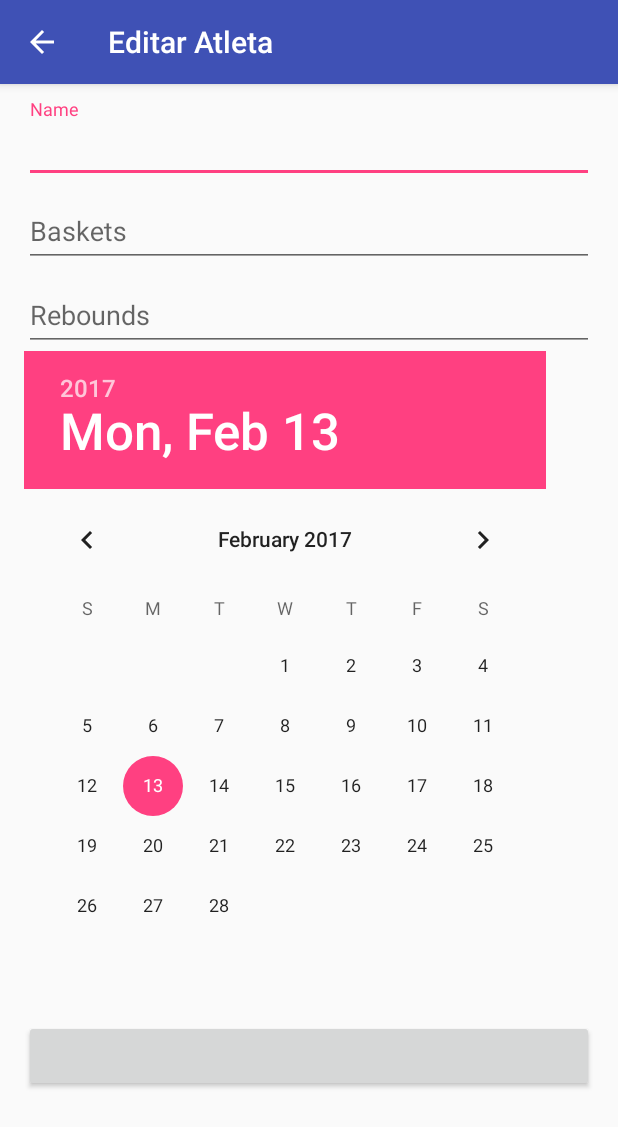
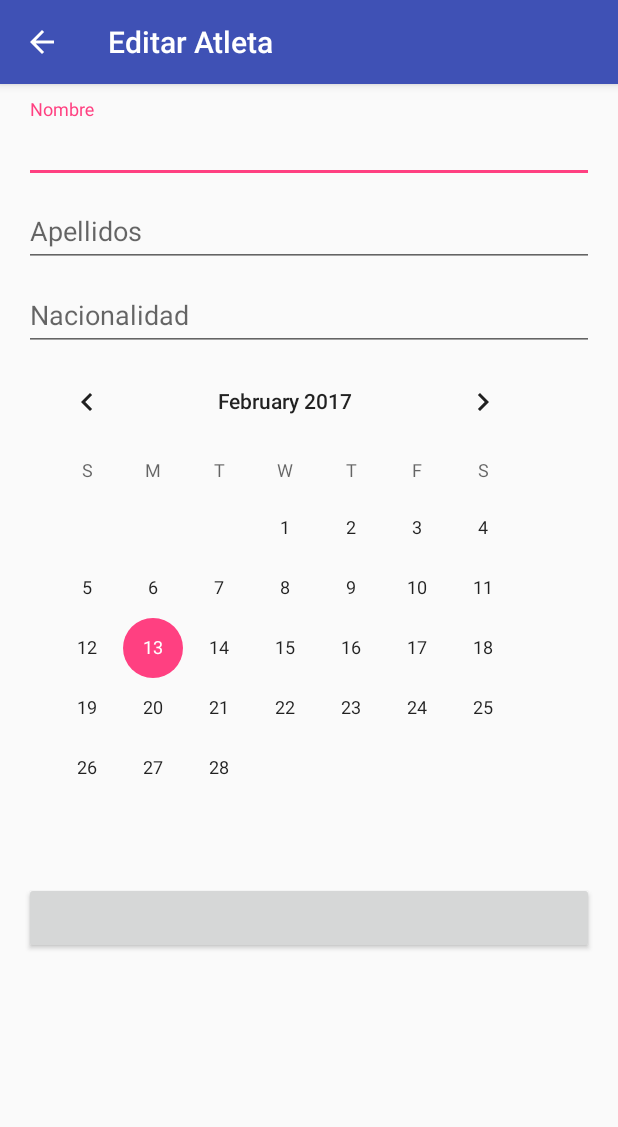
Before and after one commit to IvanMoyaFernandez/AtletaMedalla-Android, an Android app: the AddEditAtletaActivity screen opened directly, with no data from a screen before it, on a phone screen of 412 x 824 dp. Shown: the top 1127 px of the screen. Run offline under Robolectric (Android 15) with nearby library versions, the phone set to English and light mode, and no system bars; 3 statements that could not run were skipped.

```diff
--- a/app/src/main/java/com/taniafontcuberta/basketball/controller/activities/add_edit/AddEditAtletaActivity.java
+++ b/app/src/main/java/com/taniafontcuberta/basketball/controller/activities/add_edit/AddEditAtletaActivity.java
@@ -180,7 +180,7 @@ public class AddEditAtletaActivity extends AppCompatActivity implements AtletaCa
             // Show a progress spinner, and kick off a background task to
             // perform the user Add attempt.
             showProgress(true);
-            DateFormat format = new SimpleDateFormat("MM dd, yyyy", Locale.ENGLISH);
+            DateFormat format = new SimpleDateFormat("yyyy-MM-dd", Locale.ENGLISH);
             atleta.setNombre(nombre);
             atleta.setApellidos(apellidos);
             atleta.setNacionalidad(nacionalidad);
--- a/app/src/main/res/layout/activity_add_edit.xml
+++ b/app/src/main/res/layout/activity_add_edit.xml
@@ -61,7 +61,7 @@
                     android:id="@+id/nombreAtleta"
                     android:layout_width="match_parent"
                     android:layout_height="wrap_content"
-                    android:hint="Name"
+                    android:hint="Nombre"
                     android:inputType="text"
                     android:maxLines="1"
                     android:singleLine="true" />
@@ -76,11 +76,11 @@
                     android:id="@+id/apellidosAtleta"
                     android:layout_width="match_parent"
                     android:layout_height="wrap_content"
-                    android:hint="Baskets"
+                    android:hint="Apellidos"
                     android:imeActionId="@+id/add_edit"
                     android:imeActionLabel="next"
                     android:imeOptions="actionUnspecified"
-                    android:inputType="number"
+                    android:inputType="text"
                     android:maxLines="1"
                     android:singleLine="true" />
 
@@ -94,22 +94,28 @@
                     android:id="@+id/nacionalidadAtleta"
                     android:layout_width="match_parent"
                     android:layout_height="wrap_content"
-                    android:hint="Rebounds"
+                    android:hint="Nacionalidad"
                     android:imeActionId="@+id/add_edit"
                     android:imeActionLabel="Next"
                     android:imeOptions="actionUnspecified"
-                    android:inputType="number"
+                    android:inputType="text"
                     android:maxLines="1"
                     android:singleLine="true" />
 
             </android.support.design.widget.TextInputLayout>
 
-            <DatePicker
+            <CalendarView
+                android:id="@+id/fechaNacimientoAtleta"
+                android:layout_width="wrap_content"
+                android:layout_height="wrap_content"
+                android:imeActionId="@+id/add_edit_button"/>
+
+          <!--  <DatePicker
                 android:id="@+id/fechaNacimientoAtleta"
                 android:datePickerMode="calendar"
                 android:imeActionId="@+id/add_edit_button"
                 android:layout_height="wrap_content"
-                android:layout_width="wrap_content"/>
+                android:layout_width="wrap_content"/> -->
 
             <Button
                 android:id="@+id/add_edit_button"
```
